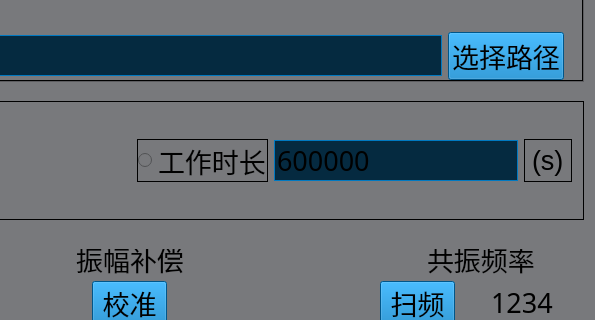
The window that src/information/CFrequencyface.ui (JerryYibin/FChat) describes before a commit, drawn with Qt 5; both pictures show x 452 to 1047 and y 241 to 561 of the 1047 by 784 pixel window.
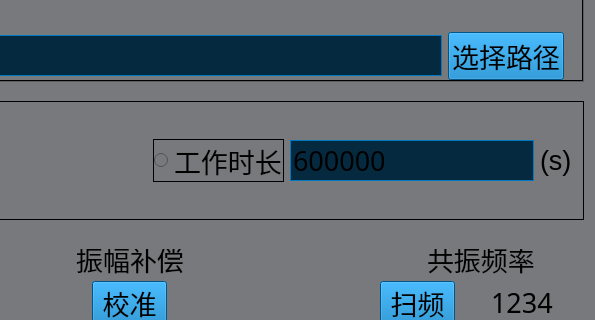
The same window after the commit. Icons and pictures are not drawn.

Diff of the .ui file:
```diff
--- a/src/information/CFrequencyface.ui
+++ b/src/information/CFrequencyface.ui
@@ -863,6 +863,9 @@
             <pointsize>20</pointsize>
            </font>
           </property>
+          <property name="styleSheet">
+           <string notr="true">border:0px solid #0079c1;</string>
+          </property>
           <property name="text">
            <string>(s)</string>
           </property>
```
